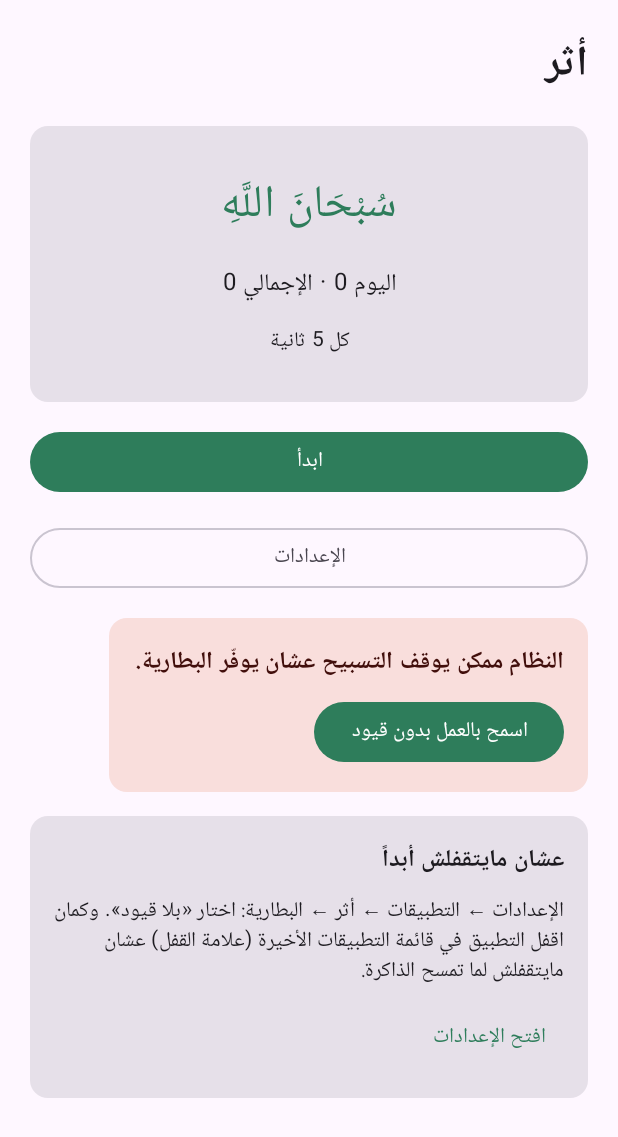
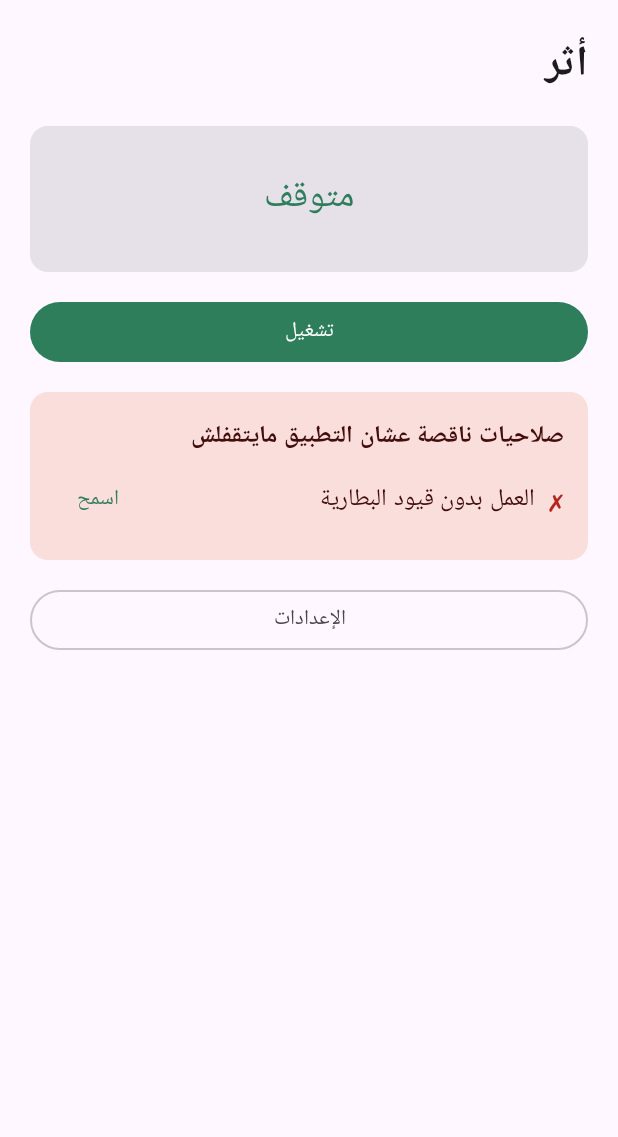
Before and after one commit to Khaymah/Athar, an Android app built with Jetpack Compose: the screen it shows after launch (MainActivity), on a phone screen of 412 x 824 dp. Shown: the top 1137 px of the screen. Run offline under Robolectric (Android 15) with nearby library versions, the phone set to English and light mode, and no system bars.

Commit message:
Remove counter, add per-permission buttons and restart watchdog
Home screen now only shows status, play/pause/stop and settings.
Each missing permission (notifications, battery, OEM autostart) has
a button that opens its exact system screen. A 60s exact-alarm
watchdog and an onTaskRemoved restart bring playback back when the
process is killed or the task is swiped away. Smoke test now counts
plays from logcat and also kills the process to check recovery.

```diff
--- a/app/src/main/AndroidManifest.xml
+++ b/app/src/main/AndroidManifest.xml
@@ -7,6 +7,10 @@
     <uses-permission android:name="android.permission.WAKE_LOCK" />
     <uses-permission android:name="android.permission.REQUEST_IGNORE_BATTERY_OPTIMIZATIONS" />
     <uses-permission android:name="android.permission.RECEIVE_BOOT_COMPLETED" />
+    <uses-permission android:name="android.permission.USE_EXACT_ALARM" />
+    <uses-permission
+        android:name="android.permission.SCHEDULE_EXACT_ALARM"
+        android:maxSdkVersion="32" />
 
     <application
         android:allowBackup="true"
--- a/app/src/main/java/com/khaymah/athar/AtharApp.kt
+++ b/app/src/main/java/com/khaymah/athar/AtharApp.kt
@@ -17,6 +17,7 @@ import androidx.compose.material3.Button
 import androidx.compose.material3.Card
 import androidx.compose.material3.CardDefaults
 import androidx.compose.material3.Checkbox
+import androidx.compose.material3.HorizontalDivider
 import androidx.compose.material3.MaterialTheme
 import androidx.compose.material3.OutlinedButton
 import androidx.compose.material3.Slider
@@ -30,6 +31,7 @@ import androidx.compose.runtime.Composable
 import androidx.compose.runtime.collectAsState
 import androidx.compose.runtime.getValue
 import androidx.compose.runtime.mutableFloatStateOf
+import androidx.compose.runtime.mutableIntStateOf
 import androidx.compose.runtime.mutableStateOf
 import androidx.compose.runtime.remember
 import androidx.compose.runtime.rememberCoroutineScope
@@ -49,23 +51,24 @@ import kotlin.math.roundToInt
 
 private enum class Screen { Home, Settings }
 
+private data class PermissionItem(val title: String, val granted: Boolean, val onFix: () -> Unit)
+
 @Composable
 fun AtharTheme(content: @Composable () -> Unit) {
-    val green = Color(0xFF2E7D5B)
     val scheme = if (isSystemInDarkTheme()) {
         darkColorScheme(primary = Color(0xFF7FD1A8), secondary = Color(0xFF9CCFB6))
     } else {
-        lightColorScheme(primary = green, secondary = Color(0xFF4F7A66))
+        lightColorScheme(primary = Color(0xFF2E7D5B), secondary = Color(0xFF4F7A66))
     }
     MaterialTheme(colorScheme = scheme, content = content)
 }
 
 @Composable
-fun AtharApp(repository: ZikrRepository, onStart: () -> Unit) {
+fun AtharApp(repository: ZikrRepository, onStart: () -> Unit, onRequestNotifications: () -> Unit) {
     var screen by rememberSaveable { mutableStateOf(Screen.Home) }
     val settings by repository.settings.collectAsState(initial = null)
-    val stats by repository.stats.collectAsState(initial = ZikrStats(0, 0))
     val playback by ZikrService.state.collectAsState()
+    val permissions = rememberPermissions(repository, onRequestNotifications)
 
     BackHandler(enabled = screen == Screen.Settings) { screen = Screen.Home }
 
@@ -79,8 +82,34 @@ fun AtharApp(repository: ZikrRepository, onStart: () -> Unit) {
             verticalArrangement = Arrangement.spacedBy(16.dp),
         ) {
             when (screen) {
-                Screen.Home -> HomeScreen(current, stats, playback, onStart) { screen = Screen.Settings }
-                Screen.Settings -> SettingsScreen(current, repository) { screen = Screen.Home }
+                Screen.Home -> HomeScreen(current, playback, permissions, onStart) { screen = Screen.Settings }
+                Screen.Settings -> SettingsScreen(current, permissions, repository) { screen = Screen.Home }
+            }
+        }
+    }
+}
+
+@Composable
+private fun rememberPermissions(repository: ZikrRepository, onRequestNotifications: () -> Unit): List<PermissionItem> {
+    val context = LocalContext.current
+    val scope = rememberCoroutineScope()
+    val autostartOpened by repository.autostartOpened.collectAsState(initial = false)
+    var refresh by remember { mutableIntStateOf(0) }
+    LifecycleResumeEffect(Unit) {
+        refresh++
+        onPauseOrDispose { }
+    }
+    return remember(refresh, autostartOpened) {
+        buildList {
+            add(PermissionItem("الإشعارات", Reliability.notificationsEnabled(context), onRequestNotifications))
+            add(PermissionItem("العمل بدون قيود البطارية", Reliability.isBatteryExempt(context)) {
+                Reliability.requestBatteryExemption(context)
+            })
+            if (Reliability.needsAutostart()) {
+                add(PermissionItem("التشغيل التلقائي في الخلفية", autostartOpened) {
+                    Reliability.openAutostartSettings(context)
+                    scope.launch { repository.markAutostartOpened() }
+                })
             }
         }
     }
@@ -89,37 +118,34 @@ fun AtharApp(repository: ZikrRepository, onStart: () -> Unit) {
 @Composable
 private fun HomeScreen(
     settings: ZikrSettings,
-    stats: ZikrStats,
     playback: PlaybackState,
+    permissions: List<PermissionItem>,
     onStart: () -> Unit,
     onOpenSettings: () -> Unit,
 ) {
     val context = LocalContext.current
-    var batteryExempt by remember { mutableStateOf(Reliability.isBatteryExempt(context)) }
-    LifecycleResumeEffect(Unit) {
-        batteryExempt = Reliability.isBatteryExempt(context)
-        onPauseOrDispose { }
-    }
 
     Text("أثر", style = MaterialTheme.typography.headlineMedium, fontWeight = FontWeight.Bold)
 
     Card(modifier = Modifier.fillMaxWidth()) {
-        Column(
+        val status = when (playback.status) {
+            PlaybackStatus.Playing -> "شغّال · كل ${settings.intervalSeconds} ثانية"
+            PlaybackStatus.Paused -> "متوقف مؤقتاً"
+            PlaybackStatus.Stopped -> "متوقف"
+        }
+        Text(
+            status,
             modifier = Modifier.fillMaxWidth().padding(28.dp),
-            horizontalAlignment = Alignment.CenterHorizontally,
-            verticalArrangement = Arrangement.spacedBy(12.dp),
-        ) {
-            val text = playback.currentId?.let(Phrases::byId)?.text ?: "سُبْحَانَ اللَّهِ"
-            Text(text, fontSize = 30.sp, textAlign = TextAlign.Center, color = MaterialTheme.colorScheme.primary)
-            Text("اليوم ${stats.today} · الإجمالي ${stats.total}", style = MaterialTheme.typography.bodyLarge)
-            Text("كل ${settings.intervalSeconds} ثانية", style = MaterialTheme.typography.bodyMedium)
-        }
+            fontSize = 24.sp,
+            textAlign = TextAlign.Center,
+            color = MaterialTheme.colorScheme.primary,
+        )
     }
 
     val hasPhrases = settings.activePhrases.isNotEmpty()
     when (playback.status) {
         PlaybackStatus.Stopped -> Button(onClick = onStart, enabled = hasPhrases, modifier = Modifier.fillMaxWidth()) {
-            Text(if (hasPhrases) "ابدأ" else "اختار عبارة واحدة على الأقل من الإعدادات")
+            Text(if (hasPhrases) "تشغيل" else "اختار عبارة واحدة على الأقل من الإعدادات")
         }
         PlaybackStatus.Playing, PlaybackStatus.Paused -> Row(horizontalArrangement = Arrangement.spacedBy(12.dp)) {
             val paused = playback.status == PlaybackStatus.Paused
@@ -131,28 +157,36 @@ private fun HomeScreen(
         }
     }
 
-    OutlinedButton(onClick = onOpenSettings, modifier = Modifier.fillMaxWidth()) { Text("الإعدادات") }
-
-    if (!batteryExempt) {
+    val missing = permissions.filterNot { it.granted }
+    if (missing.isNotEmpty()) {
         Card(colors = CardDefaults.cardColors(containerColor = MaterialTheme.colorScheme.errorContainer)) {
-            Column(modifier = Modifier.padding(16.dp), verticalArrangement = Arrangement.spacedBy(8.dp)) {
-                Text("النظام ممكن يوقف التسبيح عشان يوفّر البطارية.", fontWeight = FontWeight.Bold)
-                Button(onClick = { Reliability.requestBatteryExemption(context) }) { Text("اسمح بالعمل بدون قيود") }
+            Column(modifier = Modifier.padding(16.dp), verticalArrangement = Arrangement.spacedBy(4.dp)) {
+                Text("صلاحيات ناقصة عشان التطبيق مايتقفلش", fontWeight = FontWeight.Bold)
+                missing.forEach { PermissionRow(it) }
             }
         }
     }
 
-    Card {
-        Column(modifier = Modifier.padding(16.dp), verticalArrangement = Arrangement.spacedBy(8.dp)) {
-            Text("عشان مايتقفلش أبداً", fontWeight = FontWeight.Bold)
-            Text(Reliability.autostartHint(), style = MaterialTheme.typography.bodyMedium)
-            TextButton(onClick = { Reliability.openAutostartSettings(context) }) { Text("افتح الإعدادات") }
-        }
+    OutlinedButton(onClick = onOpenSettings, modifier = Modifier.fillMaxWidth()) { Text("الإعدادات") }
+}
+
+@Composable
+private fun PermissionRow(item: PermissionItem) {
+    Row(verticalAlignment = Alignment.CenterVertically) {
+        Text(if (item.granted) "✓" else "✗", color = if (item.granted) MaterialTheme.colorScheme.primary else MaterialTheme.colorScheme.error)
+        Spacer(Modifier.width(8.dp))
+        Text(item.title, modifier = Modifier.weight(1f))
+        TextButton(onClick = item.onFix) { Text(if (item.granted) "فتح" else "اسمح") }
     }
 }
 
 @Composable
-private fun SettingsScreen(settings: ZikrSettings, repository: ZikrRepository, onBack: () -> Unit) {
+private fun SettingsScreen(
+    settings: ZikrSettings,
+    permissions: List<PermissionItem>,
+    repository: ZikrRepository,
+    onBack: () -> Unit,
+) {
     val scope = rememberCoroutineScope()
     var interval by remember(settings.intervalSeconds) { mutableFloatStateOf(settings.intervalSeconds.toFloat()) }
     var volume by remember(settings.volume) { mutableFloatStateOf(settings.volume) }
@@ -195,4 +229,8 @@ private fun SettingsScreen(settings: ZikrSettings, repository: ZikrRepository, o
             TextButton(onClick = { scope.launch { repository.move(id, 1) } }, enabled = index < settings.order.lastIndex) { Text("▼") }
         }
     }
+
+    HorizontalDivider()
+    Text("الصلاحيات", fontWeight = FontWeight.Bold)
+    permissions.forEach { PermissionRow(it) }
 }
--- a/app/src/main/java/com/khaymah/athar/MainActivity.kt
+++ b/app/src/main/java/com/khaymah/athar/MainActivity.kt
@@ -15,7 +15,9 @@ import androidx.compose.ui.unit.LayoutDirection
 
 class MainActivity : ComponentActivity() {
     private val notificationPermission =
-        registerForActivityResult(ActivityResultContracts.RequestPermission()) { ZikrService.start(this) }
+        registerForActivityResult(ActivityResultContracts.RequestPermission()) { granted ->
+            if (!granted) Reliability.openNotificationSettings(this)
+        }
 
     override fun onCreate(savedInstanceState: Bundle?) {
         super.onCreate(savedInstanceState)
@@ -24,7 +26,11 @@ class MainActivity : ComponentActivity() {
         setContent {
             AtharTheme {
                 CompositionLocalProvider(LocalLayoutDirection provides LayoutDirection.Rtl) {
-                    AtharApp(repository = repository, onStart = ::requestStart)
+                    AtharApp(
+                        repository = repository,
+                        onStart = { ZikrService.start(this) },
+                        onRequestNotifications = ::requestNotifications,
+                    )
                 }
             }
         }
@@ -39,16 +45,16 @@ class MainActivity : ComponentActivity() {
     private fun handleAutostart(intent: Intent) {
         if (!intent.getBooleanExtra(EXTRA_AUTOSTART, false)) return
         intent.removeExtra(EXTRA_AUTOSTART)
-        requestStart()
+        ZikrService.start(this)
     }
 
-    private fun requestStart() {
-        val needsPermission = Build.VERSION.SDK_INT >= Build.VERSION_CODES.TIRAMISU &&
+    private fun requestNotifications() {
+        val canAsk = Build.VERSION.SDK_INT >= Build.VERSION_CODES.TIRAMISU &&
             checkSelfPermission(Manifest.permission.POST_NOTIFICATIONS) != PackageManager.PERMISSION_GRANTED
-        if (needsPermission) {
+        if (canAsk) {
             notificationPermission.launch(Manifest.permission.POST_NOTIFICATIONS)
         } else {
-            ZikrService.start(this)
+            Reliability.openNotificationSettings(this)
         }
     }
 
--- a/app/src/main/java/com/khaymah/athar/Reliability.kt
+++ b/app/src/main/java/com/khaymah/athar/Reliability.kt
@@ -4,12 +4,22 @@ import android.annotation.SuppressLint
 import android.content.ComponentName
 import android.content.Context
 import android.content.Intent
-import androidx.core.net.toUri
 import android.os.Build
 import android.os.PowerManager
 import android.provider.Settings
+import androidx.core.app.NotificationManagerCompat
+import androidx.core.net.toUri
 
 object Reliability {
+    fun notificationsEnabled(context: Context): Boolean =
+        NotificationManagerCompat.from(context).areNotificationsEnabled()
+
+    fun openNotificationSettings(context: Context) {
+        val direct = Intent(Settings.ACTION_APP_NOTIFICATION_SETTINGS)
+            .putExtra(Settings.EXTRA_APP_PACKAGE, context.packageName)
+        if (!launch(context, direct)) openAppDetails(context)
+    }
+
     fun isBatteryExempt(context: Context): Boolean =
         context.getSystemService(PowerManager::class.java).isIgnoringBatteryOptimizations(context.packageName)
 
@@ -19,27 +29,16 @@ object Reliability {
         if (!launch(context, direct)) launch(context, Intent(Settings.ACTION_IGNORE_BATTERY_OPTIMIZATION_SETTINGS))
     }
 
+    fun needsAutostart(): Boolean = Build.MANUFACTURER.lowercase() in autostartManufacturers
+
     fun openAutostartSettings(context: Context) {
         val opened = autostartScreens.any { launch(context, Intent().setComponent(it)) }
-        if (!opened) {
-            launch(context, Intent(Settings.ACTION_APPLICATION_DETAILS_SETTINGS, "package:${context.packageName}".toUri()))
-        }
+        if (!opened) openAppDetails(context)
     }
 
-    fun autostartHint(): String = when (Build.MANUFACTURER.lowercase()) {
-        "xiaomi", "redmi", "poco" ->
-            "الإعدادات ← التطبيقات ← أثر: فعّل «التشغيل التلقائي»، وخلّي «توفير البطارية» على «بلا قيود»."
-        "huawei", "honor" ->
-            "الإعدادات ← البطارية ← تشغيل التطبيقات ← أثر: اختار «إدارة يدوية» وفعّل الاختيارات الثلاثة."
-        "oppo", "realme", "oneplus" ->
-            "الإعدادات ← التطبيقات ← أثر ← استخدام البطارية: فعّل «السماح بالنشاط في الخلفية» و«التشغيل التلقائي»."
-        "vivo", "iqoo" ->
-            "الإعدادات ← البطارية ← استهلاك الطاقة في الخلفية ← أثر: اختار «السماح»، وفعّل التشغيل التلقائي."
-        "samsung" ->
-            "الإعدادات ← البطارية ← حدود الاستخدام في الخلفية ← التطبيقات غير النائمة أبداً: أضف أثر."
-        else ->
-            "الإعدادات ← التطبيقات ← أثر ← البطارية: اختار «بلا قيود»."
-    } + " وكمان اقفل التطبيق في قائمة التطبيقات الأخيرة (علامة القفل) عشان مايتقفلش لما تمسح الذاكرة."
+    private fun openAppDetails(context: Context) {
+        launch(context, Intent(Settings.ACTION_APPLICATION_DETAILS_SETTINGS, "package:${context.packageName}".toUri()))
+    }
 
     private fun launch(context: Context, intent: Intent): Boolean = try {
         context.startActivity(intent.addFlags(Intent.FLAG_ACTIVITY_NEW_TASK))
@@ -47,6 +46,11 @@ object Reliability {
     } catch (e: Exception) {
         false
     }
+
+    private val autostartManufacturers = setOf(
+        "xiaomi", "redmi", "poco", "huawei", "honor", "oppo", "realme", "oneplus",
+        "vivo", "iqoo", "samsung", "asus", "letv", "leeco",
+    )
 
     private val autostartScreens = listOf(
         ComponentName("com.miui.securitycenter", "com.miui.permcenter.autostart.AutoStartManagementActivity"),
--- a/app/src/main/java/com/khaymah/athar/ZikrNotifications.kt
+++ b/app/src/main/java/com/khaymah/athar/ZikrNotifications.kt
@@ -27,7 +27,7 @@ object ZikrNotifications {
         )
     }
 
-    fun service(context: Context, phrase: Phrase?, stats: ZikrStats?, paused: Boolean): Notification {
+    fun service(context: Context, phrase: Phrase?, paused: Boolean): Notification {
         val title = when {
             paused -> "متوقف مؤقتاً"
             phrase != null -> phrase.text
@@ -41,7 +41,6 @@ object ZikrNotifications {
         return NotificationCompat.Builder(context, CHANNEL_SERVICE)
             .setSmallIcon(R.drawable.ic_stat_zikr)
             .setContentTitle(title)
-            .setContentText(stats?.let { "اليوم ${it.today} · الإجمالي ${it.total}" } ?: "")
             .setContentIntent(openApp(context, autostart = false))
             .setOngoing(true)
             .setOnlyAlertOnce(true)
--- a/app/src/main/java/com/khaymah/athar/ZikrRepository.kt
+++ b/app/src/main/java/com/khaymah/athar/ZikrRepository.kt
@@ -1,7 +1,6 @@
 package com.khaymah.athar
 
 import android.content.Context
-import androidx.datastore.preferences.core.MutablePreferences
 import androidx.datastore.preferences.core.Preferences
 import androidx.datastore.core.handlers.ReplaceFileCorruptionHandler
 import androidx.datastore.preferences.core.booleanPreferencesKey
@@ -14,7 +13,6 @@ import androidx.datastore.preferences.core.stringSetPreferencesKey
 import androidx.datastore.preferences.preferencesDataStore
 import kotlinx.coroutines.flow.Flow
 import kotlinx.coroutines.flow.map
-import java.time.LocalDate
 
 data class ZikrSettings(
     val intervalSeconds: Int,
@@ -26,8 +24,6 @@ data class ZikrSettings(
     val activePhrases: List<Phrase>
         get() = order.filter { it in enabled }.mapNotNull(Phrases::byId)
 }
-
-data class ZikrStats(val today: Int, val total: Int)
 
 private val Context.dataStore by preferencesDataStore(
     name = "athar",
@@ -47,11 +43,13 @@ class ZikrRepository(context: Context) {
         )
     }
 
-    val stats: Flow<ZikrStats> = store.data.map { p ->
-        ZikrStats(today = todayCountOf(p), total = p[Keys.total] ?: 0)
+    val wasRunning: Flow<Boolean> = store.data.map { it[Keys.running] ?: false }
+
+    val autostartOpened: Flow<Boolean> = store.data.map { it[Keys.autostartOpened] ?: false }
+
+    suspend fun markAutostartOpened() {
+        store.edit { it[Keys.autostartOpened] = true }
     }
-
-    val wasRunning: Flow<Boolean> = store.data.map { it[Keys.running] ?: false }
 
     suspend fun setRunning(running: Boolean) {
         store.edit { it[Keys.running] = running }
@@ -87,16 +85,6 @@ class ZikrRepository(context: Context) {
         }
     }
 
-    suspend fun increment(): ZikrStats {
-        val p = store.edit { p: MutablePreferences ->
-            val today = todayCountOf(p)
-            p[Keys.date] = LocalDate.now().toString()
-            p[Keys.today] = today + 1
-            p[Keys.total] = (p[Keys.total] ?: 0) + 1
-        }
-        return ZikrStats(today = p[Keys.today] ?: 0, total = p[Keys.total] ?: 0)
-    }
-
     private fun orderOf(p: Preferences): List<String> {
         val saved = p[Keys.order]?.split(',')?.filter { Phrases.byId(it) != null }.orEmpty()
         return saved + Phrases.all.map { it.id }.filterNot { it in saved }
@@ -105,18 +93,13 @@ class ZikrRepository(context: Context) {
     private fun enabledOf(p: Preferences): Set<String> =
         p[Keys.enabled] ?: Phrases.all.map { it.id }.toSet()
 
-    private fun todayCountOf(p: Preferences): Int =
-        if (p[Keys.date] == LocalDate.now().toString()) p[Keys.today] ?: 0 else 0
-
     private object Keys {
         val interval = intPreferencesKey("interval_seconds")
         val order = stringPreferencesKey("order")
         val enabled = stringSetPreferencesKey("enabled")
         val shuffle = booleanPreferencesKey("shuffle")
         val volume = floatPreferencesKey("volume")
-        val date = stringPreferencesKey("today_date")
-        val today = intPreferencesKey("today_count")
-        val total = intPreferencesKey("total_count")
+        val autostartOpened = booleanPreferencesKey("autostart_opened")
         val running = booleanPreferencesKey("running")
     }
 
```
Also changed, not shown: app/src/main/java/com/khaymah/athar/ZikrService.kt (+40 -3 lines), 2 other files.
